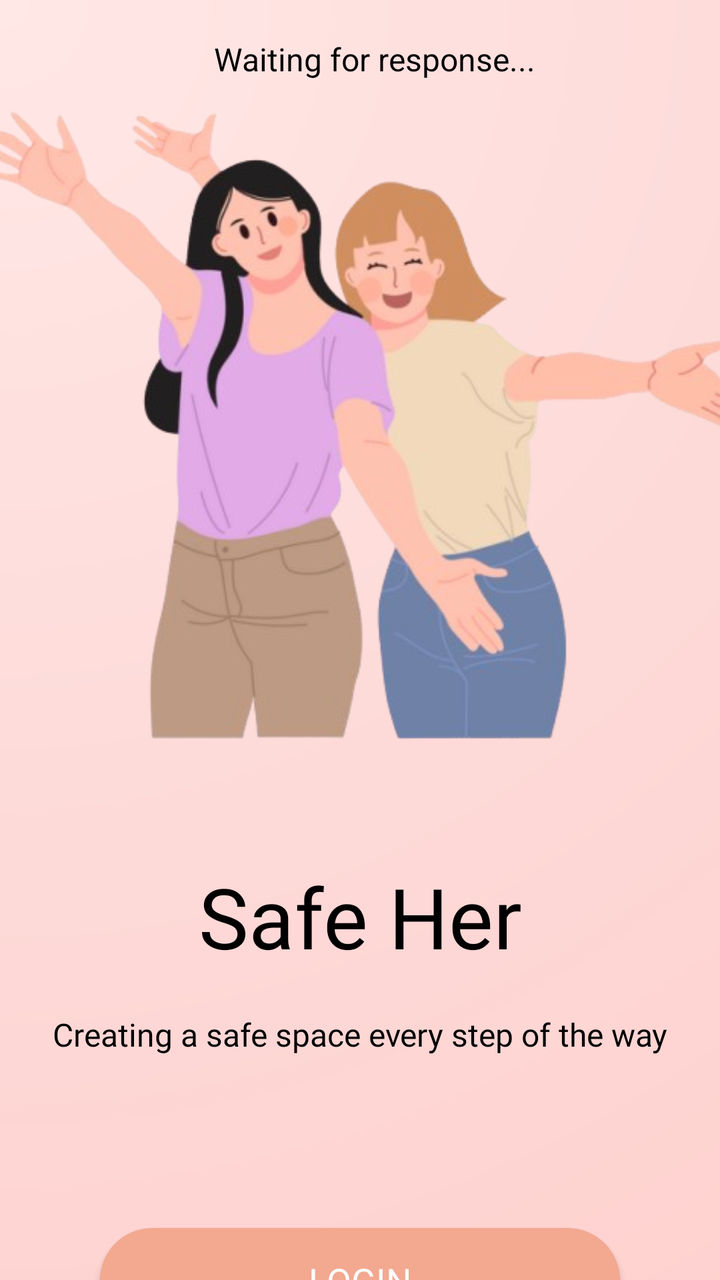
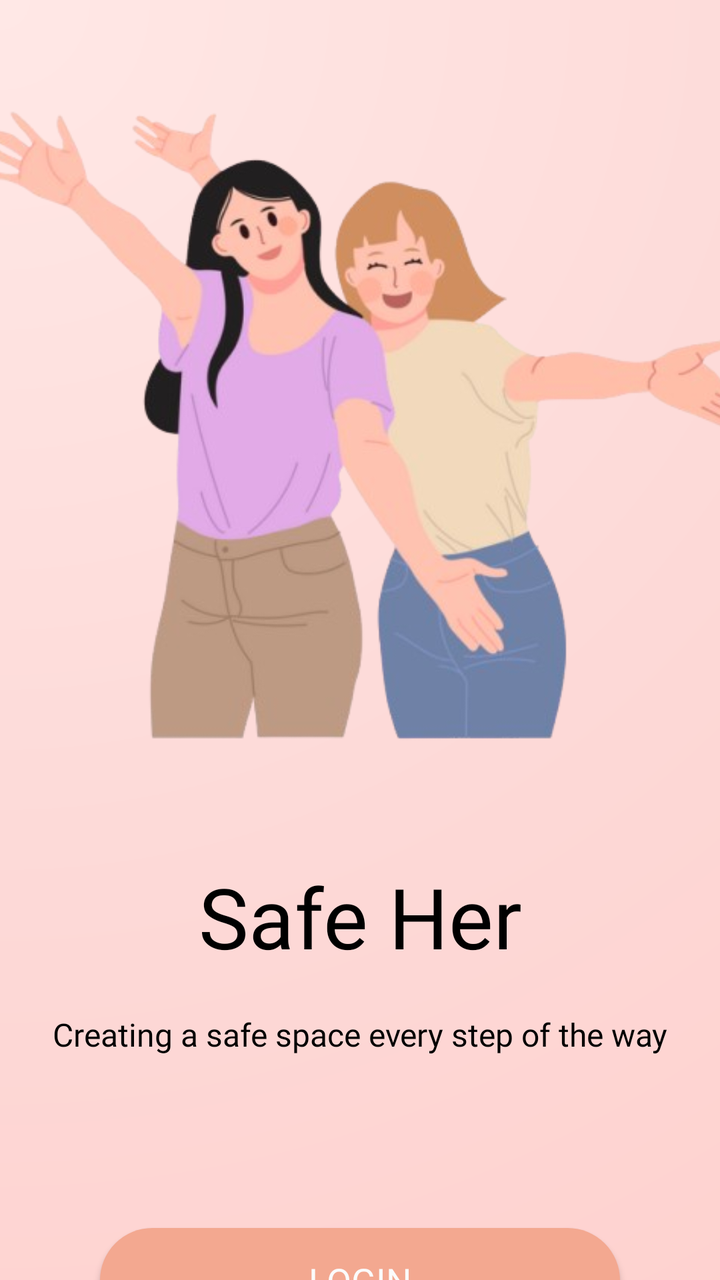

The first picture is an Android layout as it rendered before a commit; the second is the same layout after the commit. The layout source and the unified diff follow.
<!-- AndroidManifest.xml: application theme Theme.SafeHer -->
<!-- res/layout/fragment_home_page.xml -->
<?xml version="1.0" encoding="utf-8"?>
<androidx.constraintlayout.widget.ConstraintLayout xmlns:android="http://schemas.android.com/apk/res/android"
    xmlns:app="http://schemas.android.com/apk/res-auto"
    xmlns:tools="http://schemas.android.com/tools"
    android:id="@+id/main"
    android:layout_width="match_parent"
    android:layout_height="match_parent"
    android:background="@drawable/gradient_background"
    tools:context=".auth.MainActivity">

    <androidx.appcompat.widget.AppCompatImageView
        android:id="@+id/main_activity_mainpage_lottie"
        android:layout_width="400dp"
        android:layout_height="375dp"
        android:layout_marginHorizontal="0dp"
        android:layout_marginTop="25dp"
        android:src="@drawable/mainpage_lottie"
        app:layout_constraintLeft_toLeftOf="parent"
        app:layout_constraintRight_toRightOf="parent"
        app:layout_constraintTop_toTopOf="parent" />

    <androidx.appcompat.widget.AppCompatTextView
        android:id="@+id/main_activity_title"
        android:fontFamily="@font/poppins_semibold"
        android:textColor="@color/black"
        android:layout_width="wrap_content"
        android:layout_height="wrap_content"
        android:layout_marginTop="30dp"
        android:text="@string/app_name"
        android:textSize="42dp"
        app:layout_constraintLeft_toLeftOf="parent"
        app:layout_constraintRight_toRightOf="parent"
        app:layout_constraintTop_toBottomOf="@+id/main_activity_mainpage_lottie"
        tools:ignore="SpUsage" />

    <androidx.appcompat.widget.AppCompatTextView
        android:id="@+id/main_activity_subtitle"
        android:layout_width="wrap_content"
        android:layout_height="wrap_content"
        android:layout_marginTop="20dp"
        android:fontFamily="@font/poppins_regular"
        android:gravity="center"
        android:lineSpacingExtra="4dp"
        android:text="Creating a safe space every step of the way"
        android:textColor="@color/black"
        android:textSize="16dp"
        app:layout_constraintEnd_toEndOf="parent"
        app:layout_constraintStart_toStartOf="parent"
        app:layout_constraintTop_toBottomOf="@+id/main_activity_title"
        tools:ignore="HardcodedText,SpUsage" />

    <com.google.android.material.button.MaterialButton
        android:id="@+id/main_activity_login_button"
        style="@style/BloomsButton"
        android:layout_marginTop="80dp"
        android:text="@string/login"
        app:layout_constraintEnd_toEndOf="parent"
        app:layout_constraintStart_toStartOf="parent"
        app:layout_constraintTop_toBottomOf="@+id/main_activity_subtitle"/>

    <com.google.android.material.button.MaterialButton
        android:id="@+id/main_activity_signup_button"
        android:layout_marginTop="20dp"
        android:text="@string/sign_up"
        app:layout_constraintEnd_toEndOf="parent"
        app:layout_constraintStart_toStartOf="parent"
        app:layout_constraintTop_toBottomOf="@+id/main_activity_login_button"
        android:layout_width="0dp"
        android:layout_height="wrap_content"
        android:layout_marginHorizontal="50dp"
        android:backgroundTint="#00000000"
        android:fontFamily="@font/poppins_medium"
        android:letterSpacing="0"
        android:padding="14dp"
        android:textAllCaps="false"
        android:textColor="@color/white"
        android:textSize="18dp"
        app:cornerRadius="30dp"
        app:strokeColor="@color/button_pink"
        app:strokeWidth="3dp"
        tools:ignore="SpUsage"/>


    

    <TextView
        android:id="@+id/api_test_message"
        android:layout_width="wrap_content"
        android:layout_height="wrap_content"
        android:layout_gravity="center_horizontal"
        android:text="Waiting for response..."
        android:textSize="16sp"
        android:textColor="@color/black"
        app:layout_constraintBottom_toBottomOf="parent"
        app:layout_constraintEnd_toEndOf="parent"
        app:layout_constraintHorizontal_bias="0.537"
        app:layout_constraintStart_toStartOf="parent"
        app:layout_constraintTop_toTopOf="parent"
        app:layout_constraintVertical_bias="0.03" />

    

</androidx.constraintlayout.widget.ConstraintLayout>
<!-- resources referenced by this layout -->
<resources>
  <color name="black">#FF000000</color>
  <color name="button_pink">#f3a890</color>
  <color name="white">#FBFBFB</color>
  <!-- drawable gradient_background (drawable) -->
  <?xml version="1.0" encoding="utf-8"?>
  <shape xmlns:android="http://schemas.android.com/apk/res/android">
      <gradient
          android:type="radial"
          android:gradientRadius="250%p"
          android:centerX="0"
          android:centerY="0"
          android:startColor="#FFE8E6"
          android:centerColor="#FDD9D7"
          android:endColor="#FFCECB" />
  </shape>
  <!-- drawable mainpage_lottie: png bitmap (drawable, 142123 bytes) -->
  <string name="app_name">Safe Her</string>
  <string name="login">LOGIN</string>
  <string name="sign_up">SIGN UP</string>
  <style name="BloomsButton" parent="Widget.MaterialComponents.Button">
          <item name="android:layout_width">0dp</item>
          <item name="android:layout_height">wrap_content</item>
          <item name="android:layout_marginHorizontal">50dp</item>
          <item name="android:fontFamily">@font/poppins_medium</item>
          <item name="android:letterSpacing">0</item>
          <item name="android:padding">14dp</item>
          <item name="android:textAllCaps">false</item>
          <item name="android:textColor">@color/second_white</item>
          <item name="android:textSize" tools:ignore="SpUsage">18dp</item>
          <item name="cornerRadius">30dp</item>
          <item name="backgroundTint">@color/button_pink</item>
      </style>
  <style name="Theme.SafeHer" parent="Base.Theme.SafeHer" />
  <color name="second_white">#FBFBFB</color>
  <style name="Base.Theme.SafeHer" parent="Theme.MaterialComponents.NoActionBar">
          
          
      </style>
</resources>

<!-- the commit's change to res/layout/fragment_home_page.xml (unified diff, before → after) -->
@@ -83,21 +83,6 @@
 
     
 
-    <TextView
-        android:id="@+id/api_test_message"
-        android:layout_width="wrap_content"
-        android:layout_height="wrap_content"
-        android:layout_gravity="center_horizontal"
-        android:text="Waiting for response..."
-        android:textSize="16sp"
-        android:textColor="@color/black"
-        app:layout_constraintBottom_toBottomOf="parent"
-        app:layout_constraintEnd_toEndOf="parent"
-        app:layout_constraintHorizontal_bias="0.537"
-        app:layout_constraintStart_toStartOf="parent"
-        app:layout_constraintTop_toTopOf="parent"
-        app:layout_constraintVertical_bias="0.03" />
-
     
 
 </androidx.constraintlayout.widget.ConstraintLayout>
